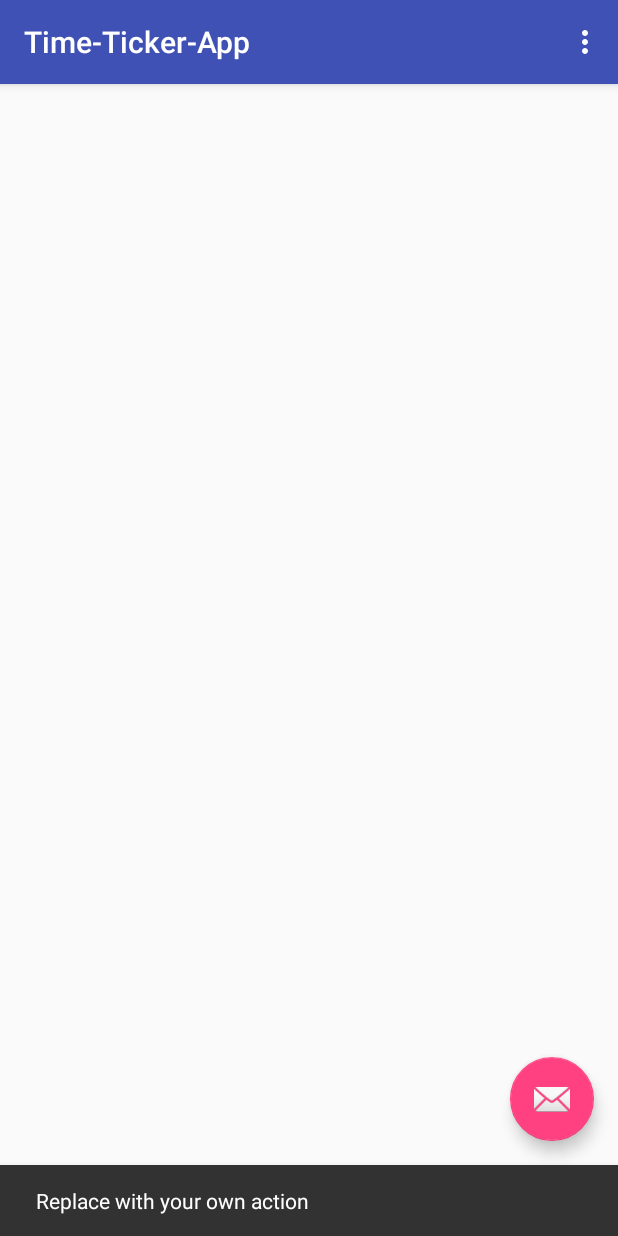
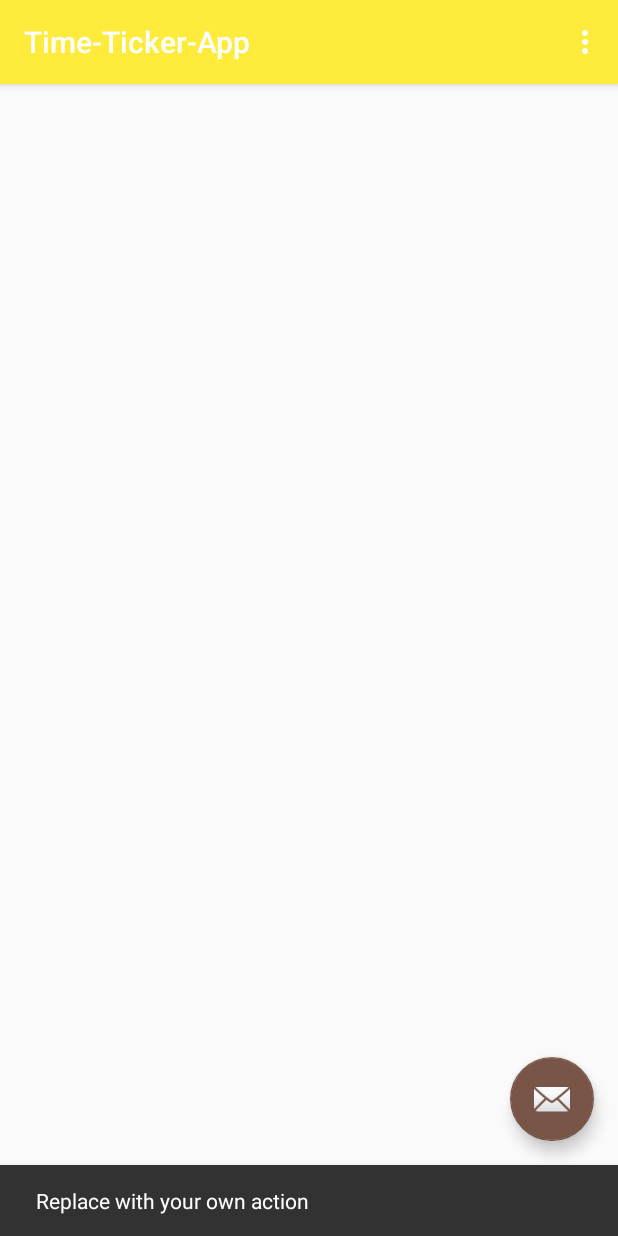
Before and after one commit to KevinDonkers/Time-Ticker-App, an Android app: the screen it shows after launch (MainActivity), after a tap on an icon or button, on a phone screen of 412 x 824 dp. Run offline under Robolectric (Android 15) with nearby library versions, the phone set to English and light mode, and no system bars.

Commit message:
added colour theme

```diff
--- a/app/src/main/res/values/colors.xml
+++ b/app/src/main/res/values/colors.xml
@@ -1,6 +1,11 @@
 <?xml version="1.0" encoding="utf-8"?>
 <resources>
-    <color name="colorPrimary">#3F51B5</color>
-    <color name="colorPrimaryDark">#303F9F</color>
-    <color name="colorAccent">#FF4081</color>
+    <color name="colorPrimary">#FFEB3B</color>
+    <color name="colorPrimaryDark">#FBC02D</color>
+    <color name="colorPrimaryLight">#FFF9C4</color>
+    <color name="colorAccent">#795548</color>
+    <color name="primary_text">#212121</color>
+    <color name="secondary_text">#727272</color>
+    <color name="icons">#212121</color>
+    <color name="divider">#B6B6B6</color>
 </resources>
```
